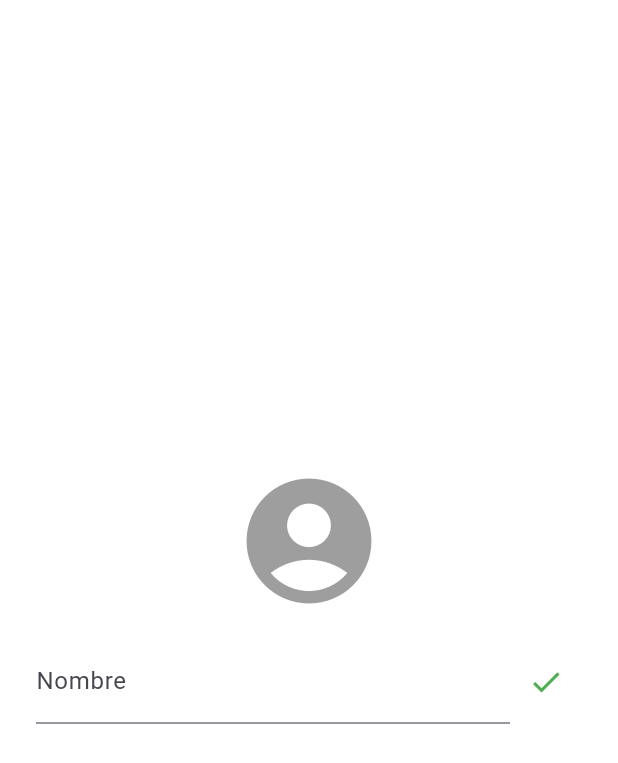
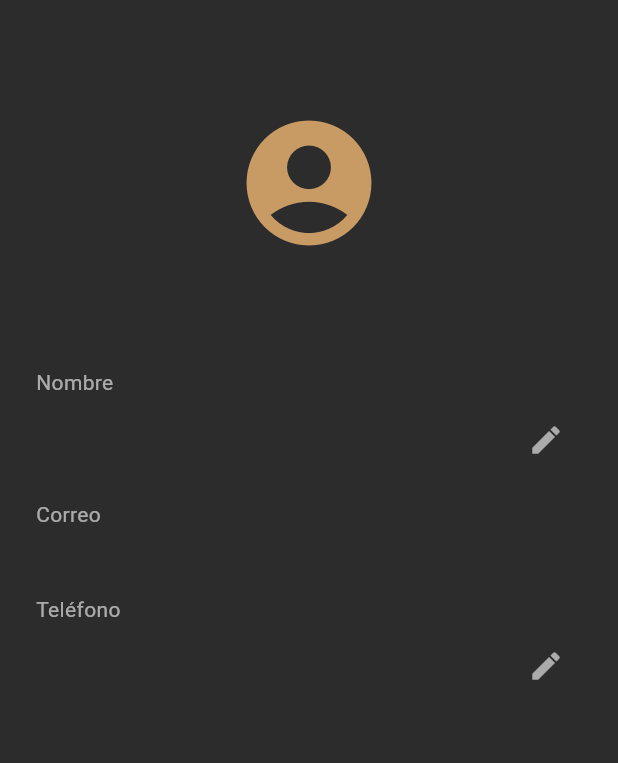
Before and after one commit to ElGuaren/barber-app, a Flutter app: the PantallaPerfil screen opened directly, after a tap on the "edit" icon, after a tap on the "check" icon, on a phone screen of 412 x 824 dp. Shown: the top 763 px of the screen. Run offline on Flutter 3.47's test engine with Material 3 defaults, Android fonts, the phone set to English and light mode, and no system bars; our stand-ins replace cloud_firestore, firebase_auth, firebase_core, google_sign_in; accounts and stored records are empty.

Commit message:
mejoras de vistas de cards y perfil

```diff
--- a/lib/screens/pantalla_perfil.dart
+++ b/lib/screens/pantalla_perfil.dart
@@ -12,31 +12,32 @@ class PantallaPerfil extends StatefulWidget {
 class _PantallaPerfilState extends State<PantallaPerfil> {
   final user = FirebaseAuth.instance.currentUser;
   String? nombreUsuario;
-  bool editando = false;
+  String? telefonoUsuario;
+  bool editandoNombre = false;
+  bool editandoTelefono = false;
+
   final TextEditingController _nombreController = TextEditingController();
+  final TextEditingController _telefonoController = TextEditingController();
 
-  Future<void> cargarNombre() async {
+  Future<void> cargarDatos() async {
     final doc = await FirebaseFirestore.instance.collection('usuarios').doc(user?.uid).get();
     if (doc.exists) {
       setState(() {
         nombreUsuario = doc['nombre'];
-        _nombreController.text = nombreUsuario!;
+        telefonoUsuario = doc['telefono'];
+        _nombreController.text = nombreUsuario ?? '';
+        _telefonoController.text = telefonoUsuario ?? '';
       });
     }
   }
 
-  Future<void> guardarNombre() async {
-    final nuevoNombre = _nombreController.text.trim();
-    if (nuevoNombre.isNotEmpty && user != null) {
+  Future<void> guardarCampo(String campo, String valor) async {
+    if (user != null && valor.isNotEmpty) {
       await FirebaseFirestore.instance.collection('usuarios').doc(user!.uid).update({
-        'nombre': nuevoNombre,
-      });
-      setState(() {
-        nombreUsuario = nuevoNombre;
-        editando = false;
+        campo: valor,
       });
       ScaffoldMessenger.of(context).showSnackBar(
-        const SnackBar(content: Text('Nombre actualizado correctamente')),
+        SnackBar(content: Text('$campo actualizado'), backgroundColor: const Color(0xFFC89B65)),
       );
     }
   }
@@ -44,63 +45,124 @@ class _PantallaPerfilState extends State<PantallaPerfil> {
   @override
   void initState() {
     super.initState();
-    cargarNombre();
+    cargarDatos();
   }
 
   @override
   void dispose() {
     _nombreController.dispose();
+    _telefonoController.dispose();
     super.dispose();
   }
 
   @override
   Widget build(BuildContext context) {
     return Scaffold(
-      backgroundColor: Colors.white,
+      backgroundColor: const Color(0xFF2C2C2C),
       body: Padding(
         padding: const EdgeInsets.all(24.0),
-        child: Center(
         child: Column(
-            mainAxisAlignment: MainAxisAlignment.center,
           children: [
-              const Icon(Icons.account_circle, size: 100, color: Colors.grey),
-              const SizedBox(height: 16),
-              editando
-                  ? Row(
-                      mainAxisAlignment: MainAxisAlignment.center,
+            const SizedBox(height: 48),
+            const Icon(Icons.account_circle, size: 100, color: Color(0xFFC89B65)),
+            const SizedBox(height: 12),
+            Text(
+              nombreUsuario ?? '',
+              style: const TextStyle(color: Colors.white, fontSize: 20, fontWeight: FontWeight.bold),
+            ),
+            const SizedBox(height: 32),
+
+            Column(
+              crossAxisAlignment: CrossAxisAlignment.start,
+              children: [
+                const Text("Nombre", style: TextStyle(color: Colors.white60)),
+                const SizedBox(height: 4),
+                Row(
                   children: [
                     Expanded(
-                          child: TextField(
+                      child: editandoNombre
+                          ? TextField(
                               controller: _nombreController,
-                            decoration: const InputDecoration(labelText: 'Nombre'),
+                              style: const TextStyle(color: Colors.white),
+                              decoration: const InputDecoration(
+                                filled: true,
+                                fillColor: Colors.white24,
+                                hintStyle: TextStyle(color: Colors.white),
+                                border: OutlineInputBorder(borderSide: BorderSide.none),
+                              ),
+                            )
+                          : Text(
+                              nombreUsuario ?? '',
+                              style: const TextStyle(color: Colors.white, fontSize: 16),
                             ),
                     ),
                     IconButton(
-                          onPressed: guardarNombre,
-                          icon: const Icon(Icons.check, color: Colors.green),
-                        )
-                      ],
-                    )
-                  : Row(
-                      mainAxisAlignment: MainAxisAlignment.center,
-                      children: [
-                        Text(
-                          nombreUsuario ?? 'Nombre no disponible',
-                          style: const TextStyle(fontSize: 20, fontWeight: FontWeight.bold),
-                        ),
-                        IconButton(
-                          onPressed: () => setState(() => editando = true),
-                          icon: const Icon(Icons.edit, size: 20, color: Colors.grey),
+                      icon: Icon(editandoNombre ? Icons.check : Icons.edit, color: Colors.white60),
+                      onPressed: () {
+                        if (editandoNombre) {
+                          guardarCampo('nombre', _nombreController.text.trim());
+                          setState(() {
+                            nombreUsuario = _nombreController.text.trim();
+                            editandoNombre = false;
+                          });
+                        } else {
+                          setState(() => editandoNombre = true);
+                        }
+                      },
                     )
                   ],
                 ),
-              const SizedBox(height: 8),
+                const SizedBox(height: 16),
+
+                const Text("Correo", style: TextStyle(color: Colors.white60)),
+                const SizedBox(height: 4),
                 Text(
-                user?.email ?? 'Correo no disponible',
-                style: const TextStyle(fontSize: 16, color: Colors.grey),
+                  user?.email ?? '',
+                  style: const TextStyle(color: Colors.white, fontSize: 16),
+                ),
+                const SizedBox(height: 16),
+
+                const Text("Teléfono", style: TextStyle(color: Colors.white60)),
+                const SizedBox(height: 4),
+                Row(
+                  children: [
+                    Expanded(
+                      child: editandoTelefono
+                          ? TextField(
+                              controller: _telefonoController,
+                              keyboardType: TextInputType.phone,
+                              style: const TextStyle(color: Colors.white),
+                              decoration: const InputDecoration(
+                                filled: true,
+                                fillColor: Colors.white24,
+                                hintStyle: TextStyle(color: Colors.white),
+                                border: OutlineInputBorder(borderSide: BorderSide.none),
+                              ),
+                            )
+                          : Text(
+                              telefonoUsuario ?? 'No registrado',
+                              style: const TextStyle(color: Colors.white, fontSize: 16),
+                            ),
+                    ),
+                    IconButton(
+                      icon: Icon(editandoTelefono ? Icons.check : Icons.edit, color: Colors.white60),
+                      onPressed: () {
+                        if (editandoTelefono) {
+                          guardarCampo('telefono', _telefonoController.text.trim());
+                          setState(() {
+                            telefonoUsuario = _telefonoController.text.trim();
+                            editandoTelefono = false;
+                          });
+                        } else {
+                          setState(() => editandoTelefono = true);
+                        }
+                      },
+                    )
+                  ],
                 ),
               ],
-          ),
+            )
+          ],
         ),
       ),
     );
```
Also changed, not shown: lib/screens/pagina_inicio.dart (+53 -40 lines). Lines whose indentation alone changed are shown as unchanged.
